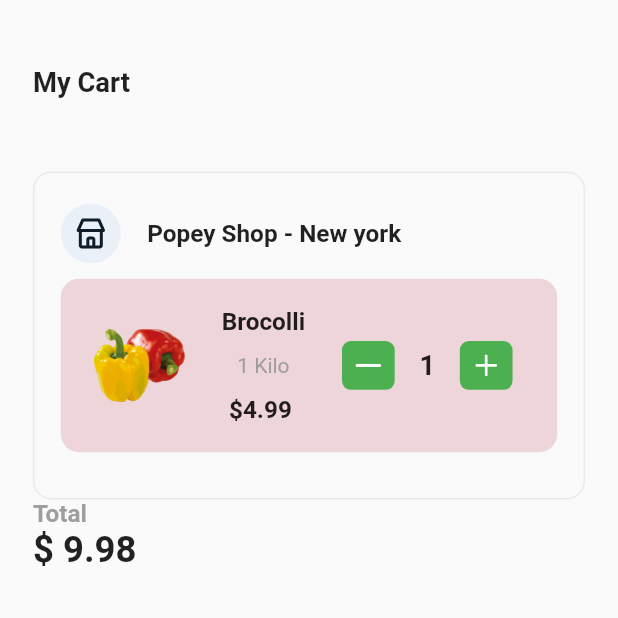
After one commit to AbduraxmonAbdugafurovv/Organico_App, a Flutter app: the MyCartPage screen opened directly, on a phone screen of 412 x 824 dp, the top half of it. The commit adds this screen. Run offline on Flutter 3.47's test engine with Material 2 defaults, Android fonts, the phone set to English and light mode, and no system bars; our stand-ins replace bloc, connectivity_plus, flutter_bloc, flutter_screenutil, flutter_svg.

Commit message:
cart apge

```diff
--- a/lib/core/constant/constant.dart
+++ b/lib/core/constant/constant.dart
@@ -1,11 +1,12 @@
 import 'package:flutter/material.dart';
+import 'package:flutter_screenutil/flutter_screenutil.dart';
 
 class FontConst {
-  static double extraSmallFont = 8.0;
-  static double smallFont = 12.0;
-  static double mediumFont = 16.0;
-  static double largeFont = 20.0;
-  static double extraLargeFont = 24.0;
+  static double extraSmallFont = ScreenUtil().setHeight(8.0);
+  static double smallFont = ScreenUtil().setHeight(12.0);
+  static double mediumFont = ScreenUtil().setHeight(16.0);
+  static double largeFont = ScreenUtil().setHeight(20.0);
+  static double extraLargeFont = ScreenUtil().setHeight(24.0);
 }
 
 class ColorConst {
--- /dev/null
+++ b/lib/core/widget/circle_avatar.dart
@@ -0,0 +1,8 @@
+
+  import 'package:flutter/material.dart';
+
+Center circleAvatar() {
+    return const Center(
+        child: CircularProgressIndicator.adaptive(),
+      );
+  }
--- a/lib/screens/home/view/bottom_navigation.dart
+++ b/lib/screens/home/view/bottom_navigation.dart
@@ -5,6 +5,7 @@ import 'package:organico/base/baseview.dart';
 import 'package:organico/core/constant/constant.dart';
 import 'package:organico/screens/home/cubit/home_cubit.dart';
 import 'package:organico/screens/home/state/hone_state.dart';
+import 'package:organico/screens/home/view/cart/my_cart.dart';
 import 'package:organico/screens/home/view/explore/explore.dart';
 import 'package:organico/screens/home/view/home/home_screen.dart';
 import 'package:organico/screens/home/view/profile/profile.dart';
@@ -20,7 +21,7 @@ class _BottomNavigationPageState extends State<BottomNavigationPage> {
   final pages = [
     const HomeSreen(),
     const ExplorePage(),
-    const Text("c"),
+    const MyCartPage(),
     const ProfilePage(),
   ];
   @override
--- /dev/null
+++ b/lib/screens/home/view/cart/my_bag.dart
@@ -0,0 +1,28 @@
+import 'package:flutter/material.dart';
+import 'package:flutter/src/foundation/key.dart';
+import 'package:flutter/src/widgets/framework.dart';
+import 'package:flutter_bloc/flutter_bloc.dart';
+import 'package:organico/base/baseview.dart';
+import 'package:organico/screens/home/state/hone_state.dart';
+
+class MyBag extends StatefulWidget {
+  const MyBag({Key? key}) : super(key: key);
+
+  @override
+  State<MyBag> createState() => _MyBagState();
+}
+
+class _MyBagState extends State<MyBag> {
+  @override
+  Widget build(BuildContext context) {
+    return BaseView(viewModal: MyBag, onPageBuildre: (context,widget){
+      return BlocBuilder(builder: (context,state){
+        if(state is HomeInitial){
+          return Scaffold();
+        }else if(state is HomeLoading){
+          return
+        }
+      });
+    });
+  }
+}
--- /dev/null
+++ b/lib/screens/home/view/cart/my_cart.dart
@@ -0,0 +1,174 @@
+import 'package:flutter/material.dart';
+import 'package:flutter_bloc/flutter_bloc.dart';
+import 'package:flutter_screenutil/flutter_screenutil.dart';
+import 'package:flutter_svg/svg.dart';
+import 'package:organico/core/components/main_button.dart';
+import 'package:organico/core/constant/constant.dart';
+import 'package:organico/core/widget/circle_avatar.dart';
+import 'package:organico/screens/home/cubit/home_cubit.dart';
+import 'package:organico/screens/home/state/hone_state.dart';
+
+class MyCartPage extends StatefulWidget {
+  const MyCartPage({Key? key}) : super(key: key);
+
+  @override
+  State<MyCartPage> createState() => _MyCartPageState();
+}
+
+class _MyCartPageState extends State<MyCartPage> {
+  @override
+  Widget build(BuildContext context) {
+    return BlocBuilder<HomeCubit, HomeState>(builder: (context, state) {
+      if (state is HomeInitial) {
+        return Scaffold(
+          body: Padding(
+            padding:
+                EdgeInsets.symmetric(horizontal: ScreenUtil().setWidth(20)),
+            child: Column(
+              crossAxisAlignment: CrossAxisAlignment.start,
+              children: [
+                SizedBox(height: ScreenUtil().setHeight(44)),
+                Text("My Cart",
+                    textAlign: TextAlign.center,
+                    style: TextStyle(
+                        fontSize: FontConst.mediumFont + 2,
+                        fontWeight: FontWeight.w600)),
+                SizedBox(height: ScreenUtil().setHeight(48)),
+                Container(
+                  decoration: BoxDecoration(
+                    borderRadius: BorderRadius.circular(12),
+                    border: Border.all(color: ColorConst.greyAccent),
+                  ),
+                  child: Padding(
+                    padding: EdgeInsets.symmetric(
+                        horizontal: ScreenUtil().setWidth(16),
+                        vertical: ScreenUtil().setHeight(20)),
+                    child: Column(
+                      children: [
+                        Row(
+                          children: [
+                            SvgPicture.asset("assets/icons/icon_home.svg"),
+                            SizedBox(width: ScreenUtil().setWidth(16)),
+                            Text("Popey Shop - New york ",
+                                style: TextStyle(
+                                    fontSize: FontConst.mediumFont,
+                                    fontWeight: FontWeight.w600)),
+                          ],
+                        ),
+                        Container(
+                          margin: EdgeInsets.symmetric(
+                              vertical: ScreenUtil().setHeight(10)),
+                          height: ScreenUtil().setHeight(114),
+                          width: ScreenUtil().setHeight(342),
+                          decoration: BoxDecoration(
+                            color: ColorConst.purpleAccent,
+                            borderRadius: BorderRadius.circular(12),
+                          ),
+                          child: Padding(
+                            padding: EdgeInsets.symmetric(
+                                horizontal: ScreenUtil().setWidth(20),
+                                vertical: ScreenUtil().setHeight(13)),
+                            child: Row(
+                              children: [
+                                Expanded(
+                                    child:
+                                        Image.asset("assets/images/veget.png")),
+                                SizedBox(width: ScreenUtil().setWidth(20)),
+                                Expanded(
+                                  child: Column(
+                                    mainAxisAlignment:
+                                        MainAxisAlignment.spaceAround,
+                                    children: [
+                                      Text("Brocolli",
+                                          style: TextStyle(
+                                              fontSize: FontConst.mediumFont,
+                                              fontWeight: FontWeight.w600)),
+                                      Text(
+                                        "1 Kilo",
+                                        style: TextStyle(
+                                            fontWeight: FontWeight.w400,
+                                            color: ColorConst.grey),
+                                      ),
+                                      Text("\$4.99 ",
+                                          style: TextStyle(
+                                              fontSize: FontConst.mediumFont,
+                                              fontWeight: FontWeight.w600))
+                                    ],
+                                  ),
+                                ),
+                                SizedBox(width: ScreenUtil().setWidth(20)),
+                                Expanded(
+                                  flex: 2,
+                                  child: Row(
+                                    children: [
+                                      plusButtonMyCart(
+                                          "assets/icons/minus.svg"),
+                                      SizedBox(
+                                          width: ScreenUtil().setWidth(15)),
+                                      Text(
+                                        "1",
+                                        style: TextStyle(
+                                            fontSize: FontConst.mediumFont + 2,
+                                            fontWeight: FontWeight.w600),
+                                      ),
+                                      SizedBox(
+                                          width: ScreenUtil().setWidth(15)),
+                                      plusButtonMyCart("assets/icons/plus.svg"),
+                                    ],
+                                  ),
+                                ),
+                              ],
+                            ),
+                          ),
+                        ),
+                      ],
+                    ),
+                  ),
+                ),
+                Row(
+                  children: [
+                    Column(
+                      crossAxisAlignment: CrossAxisAlignment.start,
+                      children: [
+                        Text("Total",
+                            style: TextStyle(
+                                fontSize: FontConst.mediumFont,
+                                color: ColorConst.grey,
+                                fontWeight: FontWeight.w700)),
+                        Text("\$ 9.98",
+                            style: TextStyle(
+                                fontSize: FontConst.extraLargeFont,
+                                fontWeight: FontWeight.w600)),
+                      ],
+                    ),
+                    // mainButton("Add to bag")
+                  ],
+                ),
+              ],
+            ),
+          ),
+        );
+      } else if (state is HomeLoading) {
+        return circleAvatar();
+      } else {
+        return const Text("Hato");
+      }
+    });
+  }
+
+
+  Container plusButtonMyCart(icon) {
+    return Container(
+      height: ScreenUtil().setHeight(32),
+      width: ScreenUtil().setWidth(32),
+      decoration: BoxDecoration(
+        color: ColorConst.green,
+        borderRadius: BorderRadius.circular(6),
+      ),
+      child: Padding(
+        padding: const EdgeInsets.all(9.0),
+        child: SvgPicture.asset(icon),
+      ),
+    );
+  }
+}
```
Also changed, not shown: assets/icons/icon_home.svg (added), assets/icons/plus.svg.
